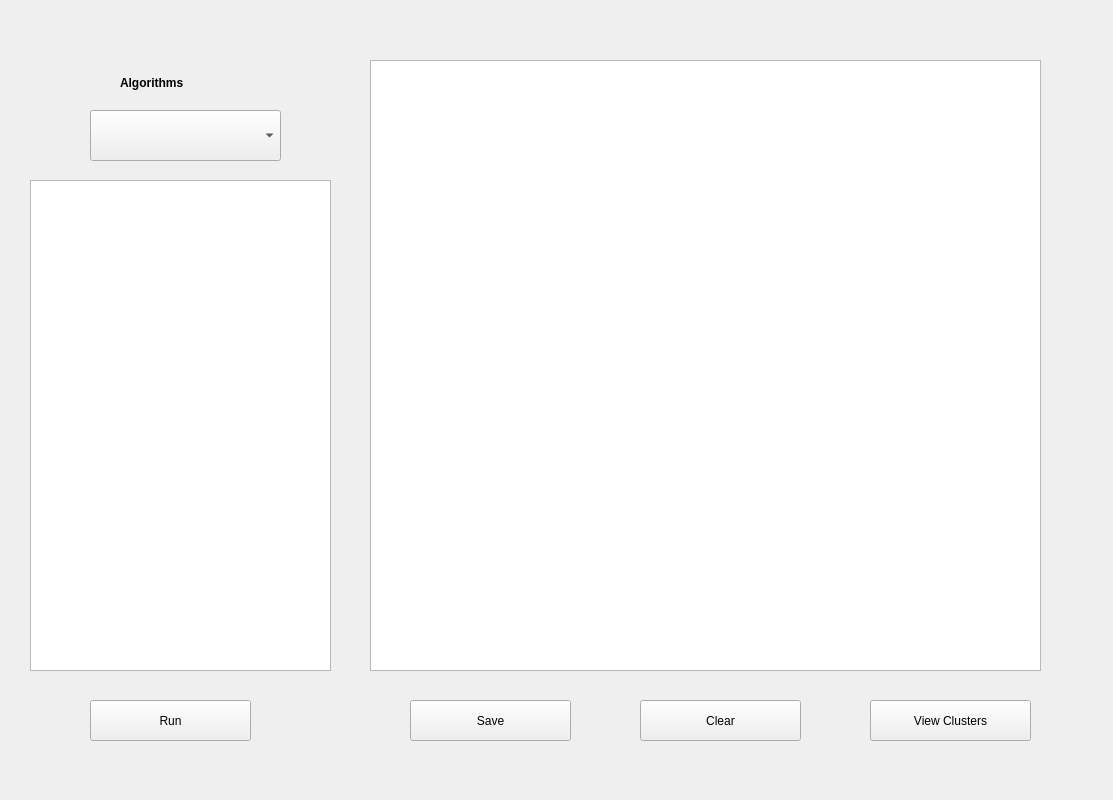
Old version of the form GUI.ui in the repository kfrancischen/Constellation-clustering.
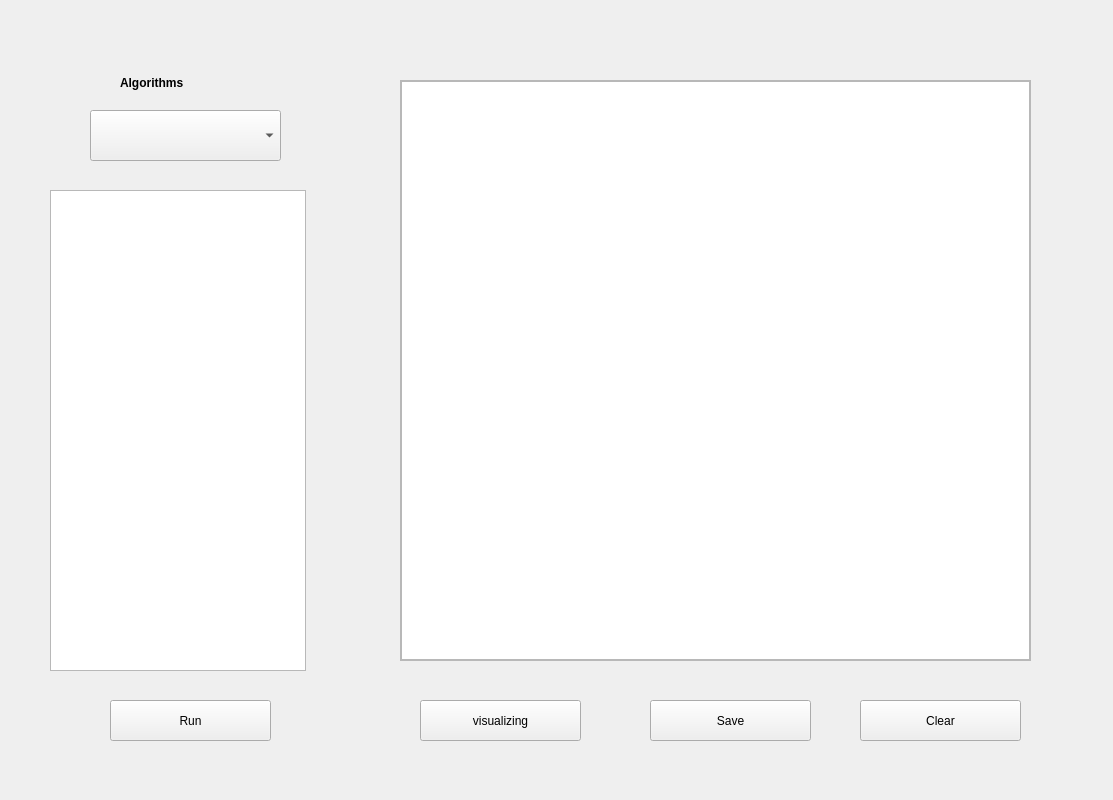
New version of the form.

The edit to the form file:
```diff
--- a/GUI.ui
+++ b/GUI.ui
@@ -16,16 +16,6 @@
   <property name="windowTitle">
    <string>Constellation Clustering</string>
   </property>
-  <widget class="QGraphicsView" name="resultView">
-   <property name="geometry">
-    <rect>
-     <x>370</x>
-     <y>60</y>
-     <width>671</width>
-     <height>611</height>
-    </rect>
-   </property>
-  </widget>
   <widget class="QComboBox" name="algorithmBox">
    <property name="geometry">
     <rect>
@@ -36,20 +26,10 @@
     </rect>
    </property>
   </widget>
-  <widget class="QTableView" name="parametersView">
-   <property name="geometry">
-    <rect>
-     <x>30</x>
-     <y>180</y>
-     <width>301</width>
-     <height>491</height>
-    </rect>
-   </property>
-  </widget>
   <widget class="QPushButton" name="clearButton">
    <property name="geometry">
     <rect>
-     <x>640</x>
+     <x>860</x>
      <y>700</y>
      <width>161</width>
      <height>41</height>
@@ -59,23 +39,10 @@
     <string>Clear</string>
    </property>
   </widget>
-  <widget class="QPushButton" name="viewButton">
-   <property name="geometry">
-    <rect>
-     <x>870</x>
-     <y>700</y>
-     <width>161</width>
-     <height>41</height>
-    </rect>
-   </property>
-   <property name="text">
-    <string>View Clusters</string>
-   </property>
-  </widget>
   <widget class="QPushButton" name="runButton">
    <property name="geometry">
     <rect>
-     <x>90</x>
+     <x>110</x>
      <y>700</y>
      <width>161</width>
      <height>41</height>
@@ -88,7 +55,7 @@
   <widget class="QPushButton" name="saveButton">
    <property name="geometry">
     <rect>
-     <x>410</x>
+     <x>650</x>
      <y>700</y>
      <width>161</width>
      <height>41</height>
@@ -117,6 +84,62 @@
     <string>Algorithms</string>
    </property>
   </widget>
+  <widget class="QTableWidget" name="parameterWidget">
+   <property name="geometry">
+    <rect>
+     <x>50</x>
+     <y>190</y>
+     <width>256</width>
+     <height>481</height>
+    </rect>
+   </property>
+  </widget>
+  <widget class="QScrollArea" name="scrollArea">
+   <property name="geometry">
+    <rect>
+     <x>400</x>
+     <y>80</y>
+     <width>631</width>
+     <height>581</height>
+    </rect>
+   </property>
+   <property name="widgetResizable">
+    <bool>true</bool>
+   </property>
+   <widget class="QWidget" name="scrollAreaWidgetContents">
+    <property name="geometry">
+     <rect>
+      <x>0</x>
+      <y>0</y>
+      <width>629</width>
+      <height>579</height>
+     </rect>
+    </property>
+    <widget class="QPlainTextEdit" name="clusteringResults">
+     <property name="geometry">
+      <rect>
+       <x>0</x>
+       <y>0</y>
+       <width>629</width>
+       <height>579</height>
+      </rect>
+     </property>
+    </widget>
+   </widget>
+  </widget>
+  <widget class="QPushButton" name="saveButton_2">
+   <property name="geometry">
+    <rect>
+     <x>420</x>
+     <y>700</y>
+     <width>161</width>
+     <height>41</height>
+    </rect>
+   </property>
+   <property name="text">
+    <string>visualizing</string>
+   </property>
+  </widget>
  </widget>
  <layoutdefault spacing="6" margin="11"/>
  <resources/>
```
